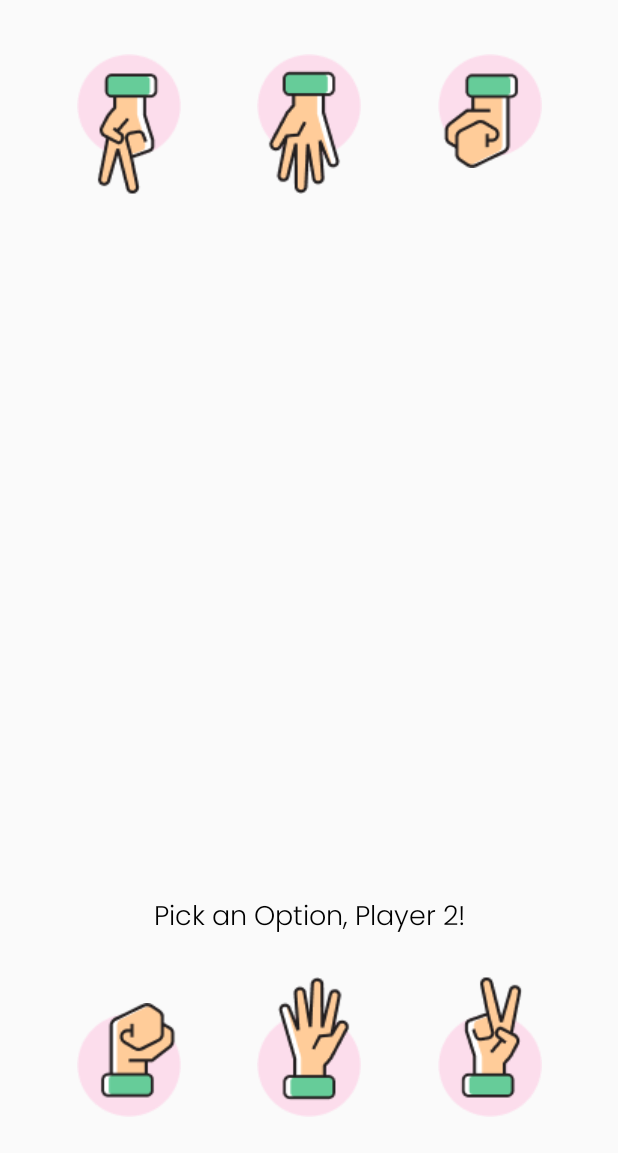
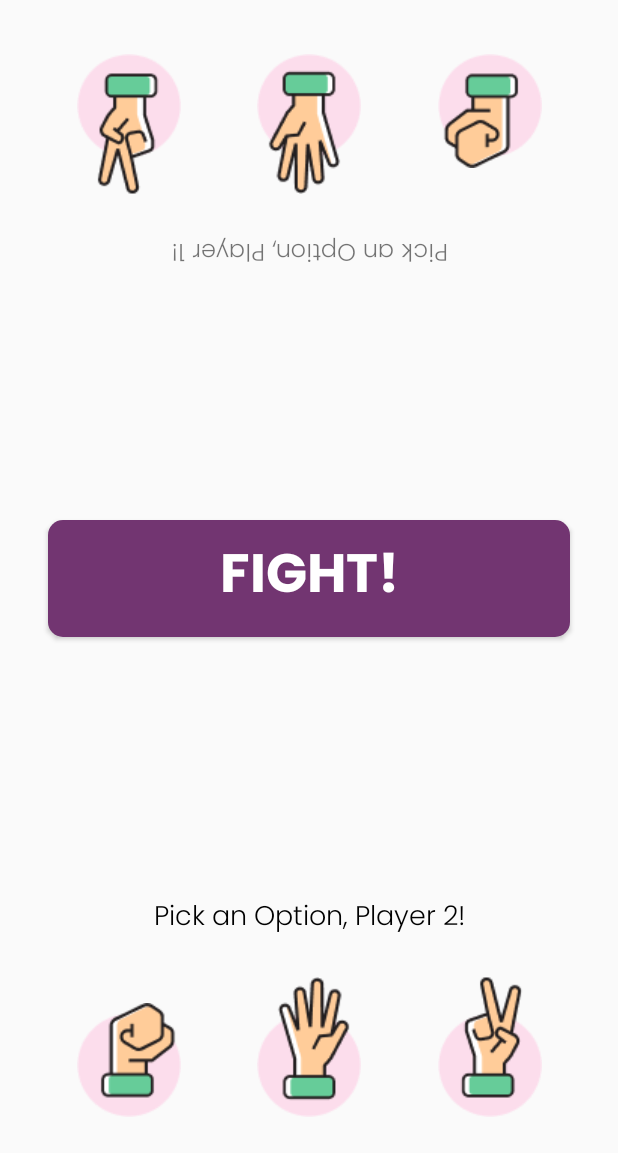
Before and after one commit to mjafarshidik/Chapter-3-Binar-Bootcamp-Code-Challenge, an Android app: the SuitActivity screen opened directly, with no data from a screen before it, on a phone screen of 412 x 824 dp, the part 83-1236 px from its top. Run offline under Robolectric (Android 15) with nearby library versions, the phone set to English and light mode, and no system bars.

Commit message:
Implement Suit layout

```diff
--- /dev/null
+++ b/app/src/main/res/drawable/shape_rectangle_purple.xml
@@ -0,0 +1,6 @@
+<?xml version="1.0" encoding="utf-8"?>
+<shape xmlns:android="http://schemas.android.com/apk/res/android"
+    android:shape="rectangle">
+    <solid android:color="@color/purple"/>
+    <corners android:radius="10dp"/>
+</shape>
--- a/app/src/main/res/layout/activity_suit.xml
+++ b/app/src/main/res/layout/activity_suit.xml
@@ -115,4 +115,36 @@
         app:layout_constraintStart_toEndOf="@+id/imageView3"
         app:layout_constraintTop_toTopOf="@+id/imageView3" />
 
+    <TextView
+        android:id="@+id/textView7"
+        android:layout_width="wrap_content"
+        android:layout_height="wrap_content"
+        android:layout_marginTop="24dp"
+        android:text="@string/pick_an_option_p1"
+        android:fontFamily="@font/poppins_light"
+        android:textSize="16sp"
+        android:rotation="180"
+        app:layout_constraintEnd_toEndOf="parent"
+        app:layout_constraintStart_toStartOf="parent"
+        app:layout_constraintTop_toBottomOf="@+id/paperP1" />
+
+    <Button
+        android:id="@+id/btnFight"
+        android:layout_width="0dp"
+        android:layout_height="wrap_content"
+        android:layout_marginStart="32dp"
+        android:layout_marginEnd="32dp"
+        android:background="@drawable/shape_rectangle_purple"
+        android:fontFamily="@font/poppins_bold"
+        android:padding="8dp"
+        android:text="@string/fight"
+        android:textColor="@color/white"
+        android:textSize="36sp"
+        app:layout_constraintBottom_toTopOf="@+id/tvPickP2"
+        app:layout_constraintEnd_toEndOf="parent"
+        app:layout_constraintHorizontal_bias="0.0"
+        app:layout_constraintStart_toStartOf="parent"
+        app:layout_constraintTop_toBottomOf="@+id/textView7"
+        app:layout_constraintVertical_bias="0.491" />
+
 </androidx.constraintlayout.widget.ConstraintLayout>
--- a/app/src/main/res/values/strings.xml
+++ b/app/src/main/res/values/strings.xml
@@ -15,4 +15,6 @@
     <string name="paper_player_one">Paper player one</string>
     <string name="rock_player_one">Rock player one</string>
     <string name="suit_game_in_game">Suit Game : Let\'s Fight!</string>
+    <string name="pick_an_option_p1">Pick an Option, Player 1!</string>
+    <string name="fight">Fight!</string>
 </resources>
```
